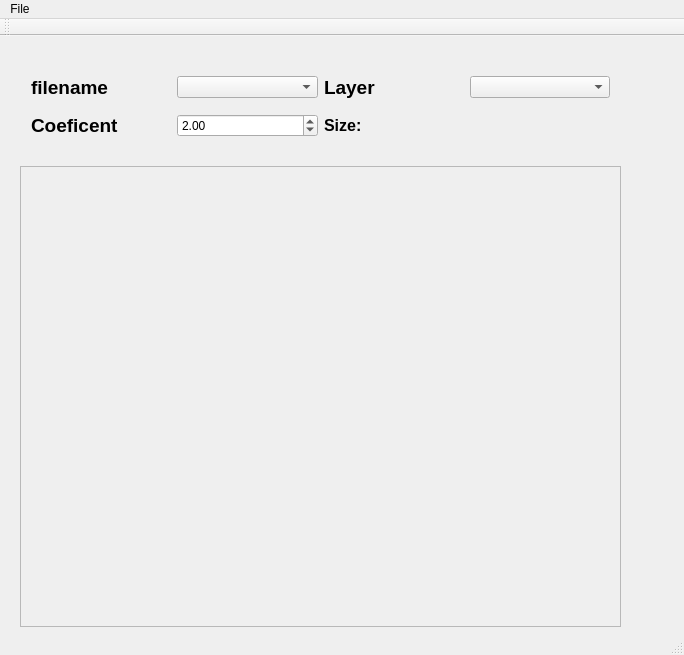
First picture: the form in mainwindow.ui, repository MagMauk/JackalsPyramid, before the edit.
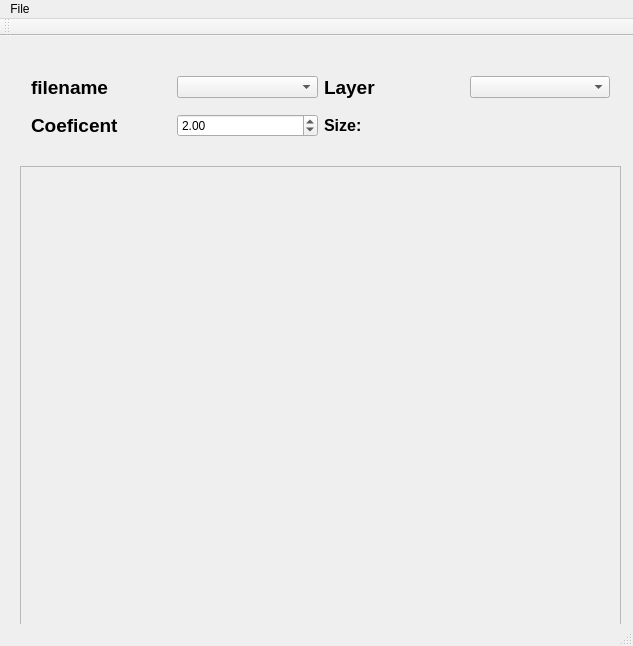
Second picture: the form after the edit.

```diff
--- a/mainwindow.ui
+++ b/mainwindow.ui
@@ -6,8 +6,8 @@
    <rect>
     <x>0</x>
     <y>0</y>
-    <width>684</width>
-    <height>655</height>
+    <width>633</width>
+    <height>646</height>
    </rect>
   </property>
   <property name="windowTitle">
@@ -168,7 +168,7 @@
     <rect>
      <x>0</x>
      <y>0</y>
-     <width>684</width>
+     <width>633</width>
      <height>21</height>
     </rect>
    </property>
```
Left out of the diff: 19 changed lines with no effect on the pictures.
